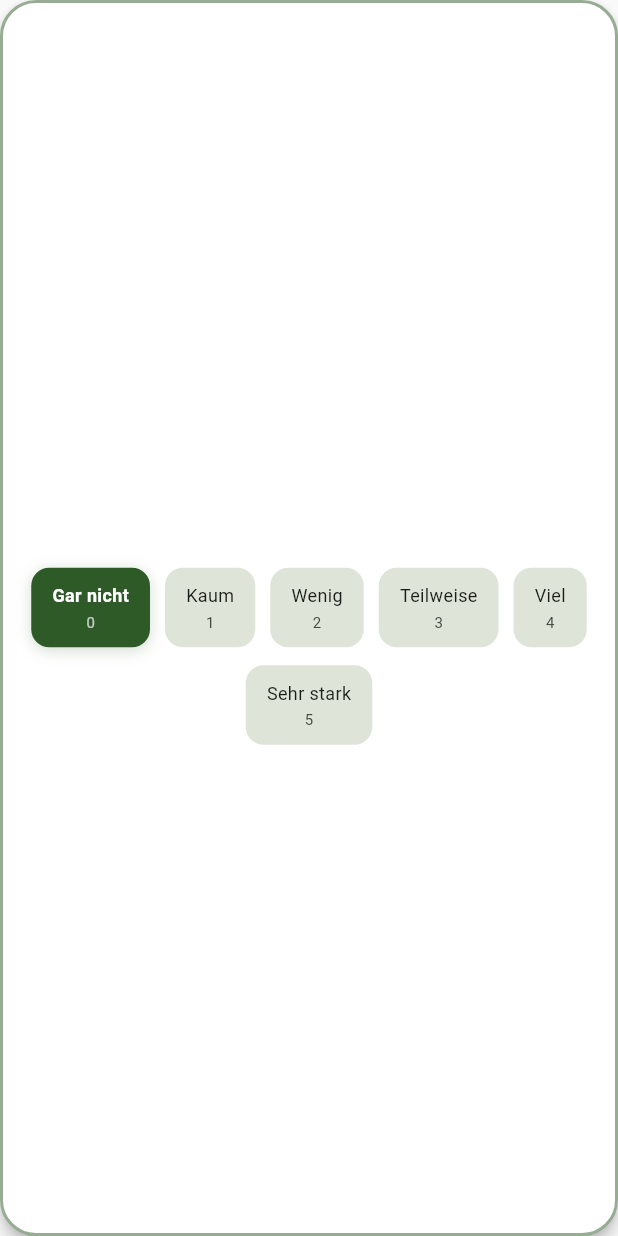
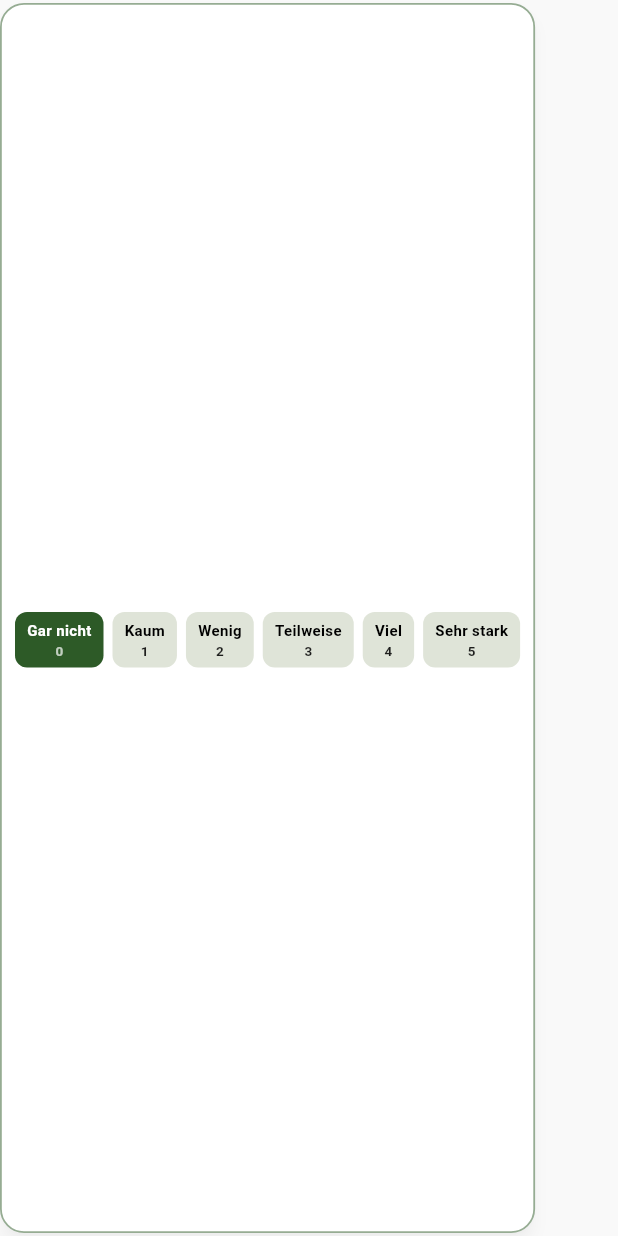
Before and after one commit to Paradoxianer/design_for_life, a Flutter app: the _QuestionCard widget shown alone on an empty page, opened directly with empty values, on a phone screen of 412 x 824 dp. Run offline on Flutter 3.47's test engine with Material 3 defaults, Android fonts, the phone set to English and light mode, and no system bars; our stand-ins replace equatable, flutter_bloc, go_router, google_fonts, hydrated_bloc, image_picker.

Commit message:
refactor: ultra-compact cards with zero wasted space and high-contrast typography fixes #5

```diff
--- a/lib/features/spiritual_gifts/widgets/spiritual_gifts_editor.dart
+++ b/lib/features/spiritual_gifts/widgets/spiritual_gifts_editor.dart
@@ -90,9 +90,9 @@ class _SpiritualGiftsEditorState extends State<SpiritualGiftsEditor> {
                     value: state.progress,
                     backgroundColor: Colors.grey.shade200,
                     borderRadius: BorderRadius.circular(10),
-                    minHeight: 8,
+                    minHeight: 6,
                   ),
-                  const SizedBox(height: 8),
+                  const SizedBox(height: 4),
                   Text(
                     'Frage ${state.answers.length} von ${state.questionOrder.length}',
                     style: Theme.of(context).textTheme.labelSmall,
@@ -104,10 +104,10 @@ class _SpiritualGiftsEditorState extends State<SpiritualGiftsEditor> {
               child: CarouselView(
                 controller: _carouselController,
                 scrollDirection: Axis.vertical,
-                itemExtent: 240, // Etwas mehr Platz für die seriösen Texte
-                shrinkExtent: 180,
+                itemExtent: 150, // Maximale Kompaktheit
+                shrinkExtent: 120,
                 enableSplash: false,
-                padding: const EdgeInsets.symmetric(vertical: 8, horizontal: 16),
+                padding: const EdgeInsets.symmetric(vertical: 4, horizontal: 16),
                 children: List.generate(state.questionOrder.length, (index) {
                   final questionId = state.questionOrder[index];
                   final gift = state.gifts.firstWhere(
@@ -158,53 +158,47 @@ class _QuestionCard extends StatelessWidget {
     final theme = Theme.of(context);
 
     return Card(
-      margin: EdgeInsets.zero,
-      elevation: currentScore != null ? 4 : 1,
+      margin: const EdgeInsets.symmetric(vertical: 2),
+      elevation: 4, // Etwas mehr Schatten für bessere Abhebung
+      shadowColor: Colors.black.withOpacity(0.2),
       shape: RoundedRectangleBorder(
-        borderRadius: BorderRadius.circular(24),
+        borderRadius: BorderRadius.circular(16),
         side: BorderSide(
-          color: currentScore != null ? theme.colorScheme.primary.withOpacity(0.5) : Colors.transparent,
-          width: 2,
+          color: currentScore != null ? theme.colorScheme.primary.withOpacity(0.5) : Colors.black12,
+          width: 1.2,
         ),
       ),
       child: Padding(
-        padding: const EdgeInsets.all(20),
+        padding: const EdgeInsets.all(10), // Sehr kompaktes Padding
         child: Column(
           mainAxisAlignment: MainAxisAlignment.center,
           children: [
             Text(
               question.text,
-              style: theme.textTheme.titleMedium?.copyWith(
+              style: theme.textTheme.titleSmall?.copyWith(
                 fontWeight: FontWeight.bold,
+                fontSize: 13,
               ),
               textAlign: TextAlign.center,
-              maxLines: 3,
+              maxLines: 2,
               overflow: TextOverflow.ellipsis,
             ),
-            const SizedBox(height: 24),
-            Center(
-              child: Wrap(
-                spacing: 10,
-                runSpacing: 12,
+            const SizedBox(height: 10),
+            Wrap(
+              spacing: 6,
+              runSpacing: 6,
               alignment: WrapAlignment.center,
               children: List.generate(6, (index) {
                 final isSelected = currentScore == index;
                 return InkWell(
                   onTap: isReadOnly ? null : () => onAnswer(index),
-                    borderRadius: BorderRadius.circular(12),
+                  borderRadius: BorderRadius.circular(8),
                   child: AnimatedContainer(
                     duration: const Duration(milliseconds: 200),
-                      padding: const EdgeInsets.symmetric(horizontal: 14, vertical: 10),
+                    padding: const EdgeInsets.symmetric(horizontal: 8, vertical: 5),
                     decoration: BoxDecoration(
                       color: isSelected ? theme.colorScheme.primary : theme.colorScheme.surfaceVariant,
-                        borderRadius: BorderRadius.circular(12),
-                        boxShadow: isSelected ? [
-                          BoxShadow(
-                            color: theme.colorScheme.primary.withOpacity(0.2),
-                            blurRadius: 8,
-                            offset: const Offset(0, 2),
-                          )
-                        ] : null,
+                      borderRadius: BorderRadius.circular(8),
                     ),
                     child: Column(
                       mainAxisSize: MainAxisSize.min,
@@ -212,17 +206,17 @@ class _QuestionCard extends StatelessWidget {
                         Text(
                           _getLabel(index),
                           style: TextStyle(
-                              color: isSelected ? Colors.white : theme.colorScheme.onSurface,
-                              fontWeight: isSelected ? FontWeight.bold : FontWeight.normal,
-                              fontSize: 12,
+                            color: isSelected ? Colors.white : Colors.black, // Hoher Kontrast: Schwarz
+                            fontWeight: isSelected ? FontWeight.bold : FontWeight.w600,
+                            fontSize: 10,
                           ),
                         ),
-                          const SizedBox(height: 2),
                         Text(
                           '$index',
                           style: TextStyle(
-                              color: isSelected ? Colors.white70 : theme.colorScheme.onSurfaceVariant,
-                              fontSize: 10,
+                            color: isSelected ? Colors.white70 : Colors.black87,
+                            fontSize: 9,
+                            fontWeight: FontWeight.bold,
                           ),
                         ),
                       ],
@@ -230,7 +224,6 @@ class _QuestionCard extends StatelessWidget {
                   ),
                 );
               }),
-              ),
             ),
           ],
         ),
```
Lines whose indentation alone changed are shown as unchanged.
